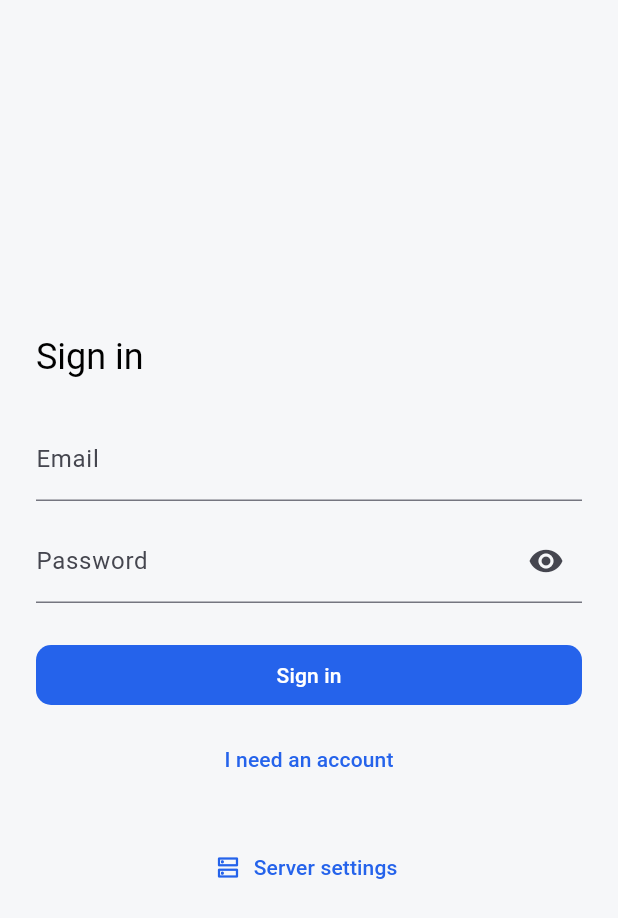
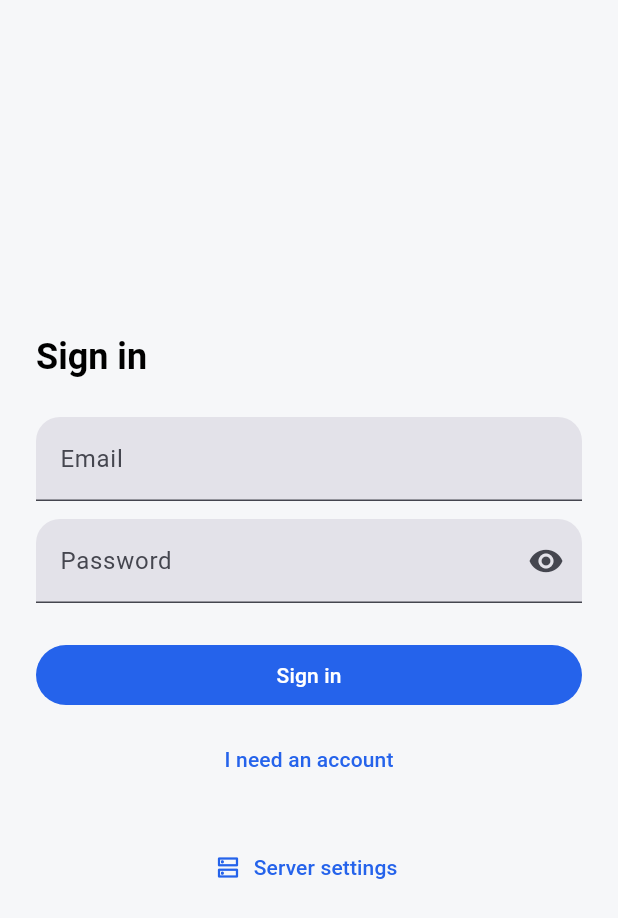
Before and after one commit to MohammedMoataz/botvy, a Flutter app: the screen it shows after launch, on a phone screen of 412 x 824 dp. Shown: the top 918 px of the screen. Run offline on Flutter 3.47's test engine with Material 3 defaults, Android fonts, the phone set to English and light mode, and no system bars; our stand-ins replace dio, drift, drift_flutter, firebase_core, firebase_messaging, flex_color_scheme and 10 more; missing offline and left inert: rrule; accounts and stored records are empty; generated files the repository leaves out were written again.

Commit message:
feat(030): tokens catch up with tokens.json, and the theme gets its shape language
T3001-T3006. tokens.json gains a space scale, two larger radii and three
motion durations, and the generator emits them for CSS and Dart. The phone's
hand copy now carries the generator's own member names, so the swap to the
package stays one export line, and a parity test reads tokens.json and fails
on any drift (it caught three: dark background, dark accent, radius). The
theme reads both mode columns, rounds cards, fields and FABs to xl and
sheets and dialogs to xxl, and carries the up/down/unknown colours as a
ThemeExtension. A CI step reports raw spacing, radii and colours in
features, as a warning until the screen pass has moved every one.

Co-Authored-By: Claude Opus 5.5 (1M context) <noreply@anthropic.com>

```diff
--- a/mobile/analysis_options.yaml
+++ b/mobile/analysis_options.yaml
@@ -2,6 +2,8 @@ analyzer:
   exclude:
     - build/**
     - android/**
+    # Deliberately bad code: the literal check's contract (ui_literals_check_test).
+    - test/fixtures/**
 
 include: package:flutter_lints/flutter.yaml
 
--- a/mobile/lib/app/theme.dart
+++ b/mobile/lib/app/theme.dart
@@ -6,32 +6,108 @@ import 'tokens.dart';
 /// Material 3 themes built from the design tokens, not from a seed colour the
 /// app picked for itself — the phone, the admin, the extension and the
 /// marketing page all render the same palette.
+///
+/// The shape language is the "expressive" one 030 asked for, through our own
+/// radii rather than a package: rounder cards, fields and FABs (`xl`), sheets
+/// and dialogs rounder still (`xxl`), buttons left at Material's own stadium.
 abstract final class AppTheme {
   static ThemeData get light => FlexThemeData.light(
     colors: FlexSchemeColor.from(
-      primary: BotvyTokens.accent,
-      error: BotvyTokens.danger,
+      primary: BotvyTokens.lightAccent,
+      error: BotvyTokens.lightDown,
       brightness: Brightness.light,
     ),
-    scaffoldBackground: BotvyTokens.lightBackground,
+    scaffoldBackground: BotvyTokens.lightBg,
     surface: BotvyTokens.lightSurface,
     useMaterial3: true,
     subThemesData: _subThemes,
+    textTheme: _textTheme,
+    extensions: const [BotvyStatusColors.light],
   ).copyWith(dividerColor: BotvyTokens.lightLine);
 
   static ThemeData get dark => FlexThemeData.dark(
     colors: FlexSchemeColor.from(
-      primary: BotvyTokens.accent,
-      error: BotvyTokens.danger,
+      primary: BotvyTokens.darkAccent,
+      error: BotvyTokens.darkDown,
       brightness: Brightness.dark,
     ),
-    scaffoldBackground: BotvyTokens.darkBackground,
+    scaffoldBackground: BotvyTokens.darkBg,
     surface: BotvyTokens.darkSurface,
     useMaterial3: true,
     subThemesData: _subThemes,
+    textTheme: _textTheme,
+    extensions: const [BotvyStatusColors.dark],
   ).copyWith(dividerColor: BotvyTokens.darkLine);
 
   static const FlexSubThemesData _subThemes = FlexSubThemesData(
-    defaultRadius: BotvyTokens.radius,
+    cardRadius: BotvyRadius.xl,
+    fabRadius: BotvyRadius.xl,
+    fabUseShape: true,
+    fabSchemeColor: SchemeColor.primaryContainer,
+    inputDecoratorRadius: BotvyRadius.xl,
+    inputDecoratorIsFilled: true,
+    chipRadius: BotvyRadius.lg,
+    popupMenuRadius: BotvyRadius.lg,
+    dialogRadius: BotvyRadius.xxl,
+    bottomSheetRadius: BotvyRadius.xxl,
+    navigationBarIndicatorSchemeColor: SchemeColor.secondaryContainer,
+    navigationRailIndicatorSchemeColor: SchemeColor.secondaryContainer,
+    useM2StyleDividerInM3: false,
+  );
+
+  // Emphasised titles: the weight, not the size, is what reads as current.
+  static const TextTheme _textTheme = TextTheme(
+    headlineMedium: TextStyle(fontWeight: FontWeight.w600),
+    headlineSmall: TextStyle(fontWeight: FontWeight.w600),
+    titleLarge: TextStyle(fontWeight: FontWeight.w600),
   );
 }
+
+/// The three status colours of `tokens.json` (`up`, `down`, `unknown`), which
+/// Material's scheme has no roles for, per mode.
+@immutable
+class BotvyStatusColors extends ThemeExtension<BotvyStatusColors> {
+  const BotvyStatusColors({
+    required this.up,
+    required this.down,
+    required this.unknown,
+  });
+
+  final Color up;
+  final Color down;
+  final Color unknown;
+
+  static const light = BotvyStatusColors(
+    up: BotvyTokens.lightUp,
+    down: BotvyTokens.lightDown,
+    unknown: BotvyTokens.lightUnknown,
+  );
+
+  static const dark = BotvyStatusColors(
+    up: BotvyTokens.darkUp,
+    down: BotvyTokens.darkDown,
+    unknown: BotvyTokens.darkUnknown,
+  );
+
+  /// The theme's own, or light's when a test pumps a bare `ThemeData`.
+  static BotvyStatusColors of(BuildContext context) =>
+      Theme.of(context).extension<BotvyStatusColors>() ?? light;
+
+  @override
+  BotvyStatusColors copyWith({Color? up, Color? down, Color? unknown}) =>
+      BotvyStatusColors(
+        up: up ?? this.up,
+        down: down ?? this.down,
+        unknown: unknown ?? this.unknown,
+      );
+
+  @override
+  BotvyStatusColors lerp(BotvyStatusColors? other, double t) {
+    if (other == null) return this;
+    return BotvyStatusColors(
+      up: Color.lerp(up, other.up, t)!,
+      down: Color.lerp(down, other.down, t)!,
+      unknown: Color.lerp(unknown, other.unknown, t)!,
+    );
+  }
+}
--- a/mobile/lib/app/tokens.dart
+++ b/mobile/lib/app/tokens.dart
@@ -3,35 +3,91 @@
 // `packages/tokens` builds `dist/tokens.dart` (class `BotvyTokens`) from
 // `tokens.json`, so that four surfaces share one palette. Until that package
 // is published into this app's dependencies, the values live here — same class
-// name, same members, seeded from exactly the same source the generator is
-// seeded from v1's admin stylesheet.
+// name, same members as the generator emits, and `test/tokens_parity_test.dart`
+// fails the moment one of them disagrees with `tokens.json`.
 //
 // TO SWAP IT IN, when packages/tokens ships a pubspec:
 //   1. add `botvy_tokens: { path: ../../packages/tokens }` to pubspec.yaml
-//   2. replace this whole file's body with
+//   2. replace the `BotvyTokens` class below with
 //        export 'package:botvy_tokens/tokens.dart';
-// Nothing else in the app imports the generator's path, so that is the change.
+// The short-name scales under it (`BotvySpace` and friends) stay: they read
+// the generated members, they do not repeat their values.
 import 'package:flutter/painting.dart' show Color;
 
 abstract final class BotvyTokens {
-  // Light — the v1 admin palette.
-  static const Color lightBackground = Color(0xFFF6F7F9);
+  static const Color lightBg = Color(0xFFF6F7F9);
+  static const Color darkBg = Color(0xFF101418);
   static const Color lightSurface = Color(0xFFFFFFFF);
+  static const Color darkSurface = Color(0xFF171C22);
   static const Color lightText = Color(0xFF14171A);
+  static const Color darkText = Color(0xFFE8EBEE);
   static const Color lightMuted = Color(0xFF4B5563);
+  static const Color darkMuted = Color(0xFF9AA4B2);
   static const Color lightLine = Color(0xFFE3E6EA);
+  static const Color darkLine = Color(0xFF2A323B);
+  static const Color lightAccent = Color(0xFF2563EB);
+  static const Color darkAccent = Color(0xFF60A5FA);
+  static const Color lightAccentText = Color(0xFFFFFFFF);
+  static const Color darkAccentText = Color(0xFF0B1220);
+  static const Color lightUp = Color(0xFF16A34A);
+  static const Color darkUp = Color(0xFF4ADE80);
+  static const Color lightDown = Color(0xFFDC2626);
+  static const Color darkDown = Color(0xFFF87171);
+  static const Color lightUnknown = Color(0xFF9CA3AF);
+  static const Color darkUnknown = Color(0xFF6B7280);
 
-  // Dark.
-  static const Color darkBackground = Color(0xFF0F1216);
-  static const Color darkSurface = Color(0xFF171B21);
-  static const Color darkText = Color(0xFFE6E9EE);
-  static const Color darkMuted = Color(0xFF9BA3AF);
-  static const Color darkLine = Color(0xFF262C34);
+  static const double radiusSm = 4;
+  static const double radiusMd = 6;
+  static const double radiusLg = 8;
+  static const double radiusXl = 16;
+  static const double radiusXxl = 28;
+  static const double radiusFull = 9999;
 
-  // Shared.
-  static const Color accent = Color(0xFF2563EB);
-  static const Color success = Color(0xFF16A34A);
-  static const Color danger = Color(0xFFDC2626);
+  static const double spaceXxs = 2;
+  static const double spaceXs = 4;
+  static const double spaceSm = 8;
+  static const double spaceMd = 12;
+  static const double spaceLg = 16;
+  static const double spaceXl = 24;
+  static const double spaceXxl = 32;
 
-  static const double radius = 10;
+  static const int motionShortMs = 150;
+  static const int motionMediumMs = 250;
+  static const int motionLongMs = 400;
 }
+
+/// Spacing, for insets and gaps. Features use these, never a number: the CI
+/// literal check (`tool/check_ui_literals.sh`) fails on a numeric inset.
+abstract final class BotvySpace {
+  static const double xxs = BotvyTokens.spaceXxs;
+  static const double xs = BotvyTokens.spaceXs;
+  static const double sm = BotvyTokens.spaceSm;
+  static const double md = BotvyTokens.spaceMd;
+  static const double lg = BotvyTokens.spaceLg;
+  static const double xl = BotvyTokens.spaceXl;
+  static const double xxl = BotvyTokens.spaceXxl;
+}
+
+/// Corner radii. `xl` is the app's default shape — cards, FABs, fields;
+/// `xxl` is sheets and dialogs.
+abstract final class BotvyRadius {
+  static const double sm = BotvyTokens.radiusSm;
+  static const double md = BotvyTokens.radiusMd;
+  static const double lg = BotvyTokens.radiusLg;
+  static const double xl = BotvyTokens.radiusXl;
+  static const double xxl = BotvyTokens.radiusXxl;
+  static const double full = BotvyTokens.radiusFull;
+}
+
+/// Durations. Screens never read these directly for an animation they run:
+/// `BotvyMotion.of(context)` (the motion phase) returns zero under the
+/// handset's remove-animations setting, which these constants cannot know.
+abstract final class BotvyMotion {
+  static const Duration short = Duration(
+    milliseconds: BotvyTokens.motionShortMs,
+  );
+  static const Duration medium = Duration(
+    milliseconds: BotvyTokens.motionMediumMs,
+  );
+  static const Duration long = Duration(milliseconds: BotvyTokens.motionLongMs);
+}
--- a/mobile/lib/features/calendar/presentation/calendar_page.dart
+++ b/mobile/lib/features/calendar/presentation/calendar_page.dart
@@ -353,9 +353,7 @@ class _WeekColumn extends StatelessWidget {
             onTap: onSelect,
             child: Container(
               padding: const EdgeInsets.symmetric(vertical: 8),
-              color: selected
-                  ? theme.colorScheme.primaryContainer
-                  : Colors.transparent,
+              color: selected ? theme.colorScheme.primaryContainer : null,
               child: Column(
                 children: [
                   Text(
```
Also changed, not shown: packages/tokens/tokens.json (+11 -1 lines), 7 other files.
